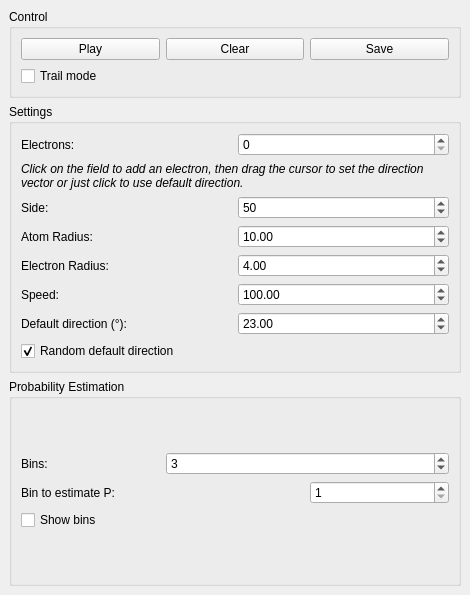
Qt form src/window.ui (romovpa/Lorentz-gas) before a commit.
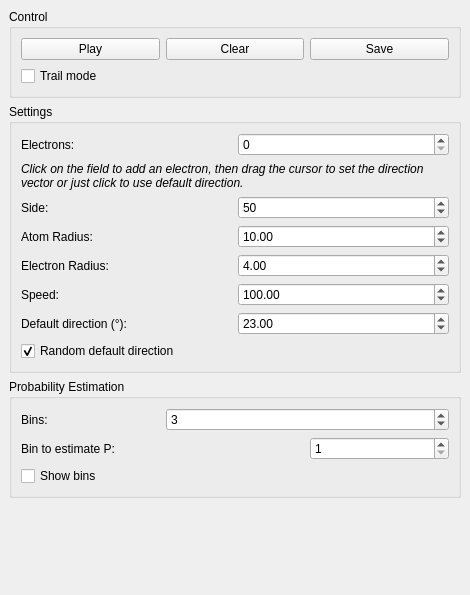
The same form after that commit.

Patch:
```diff
--- a/src/window.ui
+++ b/src/window.ui
@@ -318,6 +318,22 @@
       </layout>
      </widget>
     </item>
+    <item row="0" column="0" rowspan="2">
+     <layout class="QGridLayout" name="nativeLayout"/>
+    </item>
+    <item row="3" column="1">
+     <spacer name="verticalSpacer">
+      <property name="orientation">
+       <enum>Qt::Vertical</enum>
+      </property>
+      <property name="sizeHint" stdset="0">
+       <size>
+        <width>20</width>
+        <height>40</height>
+       </size>
+      </property>
+     </spacer>
+    </item>
    </layout>
   </widget>
  </widget>
```
Left out of the diff: 4 changed lines with no effect on the pictures.
